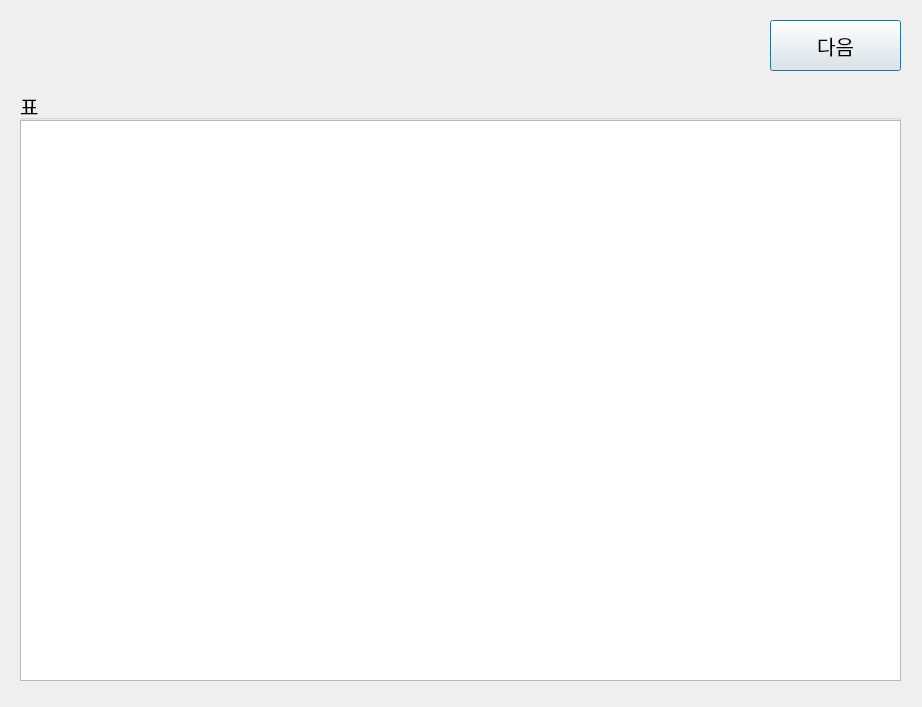
Old version of the form semi_project/Design/4/3_second_option.ui in the repository koreanbulbasaur/Project.
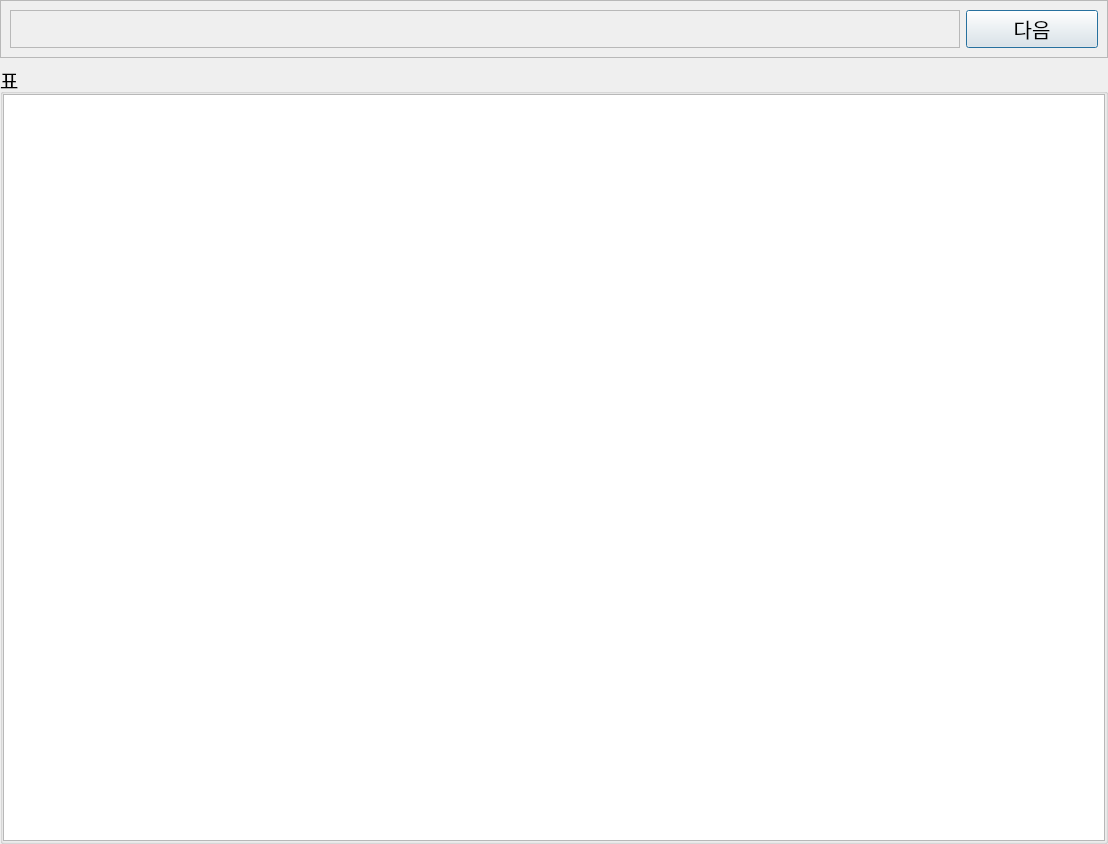
New version of the form.

```diff
--- a/semi_project/Design/4/3_second_option.ui
+++ b/semi_project/Design/4/3_second_option.ui
@@ -6,22 +6,28 @@
    <rect>
     <x>0</x>
     <y>0</y>
-    <width>922</width>
-    <height>707</height>
+    <width>1108</width>
+    <height>844</height>
    </rect>
   </property>
   <property name="windowTitle">
    <string>second_option</string>
   </property>
+  <layout class="QGridLayout" name="gridLayout">
+   <property name="leftMargin">
+    <number>0</number>
+   </property>
+   <property name="topMargin">
+    <number>0</number>
+   </property>
+   <property name="rightMargin">
+    <number>0</number>
+   </property>
+   <property name="bottomMargin">
+    <number>0</number>
+   </property>
+   <item row="1" column="0">
   <widget class="QGroupBox" name="groupBox">
-   <property name="geometry">
-    <rect>
-     <x>20</x>
-     <y>90</y>
-     <width>881</width>
-     <height>591</height>
-    </rect>
-   </property>
    <property name="font">
     <font>
      <pointsize>15</pointsize>
@@ -30,35 +36,75 @@
    <property name="title">
     <string>표</string>
    </property>
-   <widget class="QTableWidget" name="table">
-    <property name="geometry">
-     <rect>
-      <x>0</x>
-      <y>30</y>
-      <width>881</width>
-      <height>561</height>
-     </rect>
-    </property>
-   </widget>
-  </widget>
+     <layout class="QGridLayout" name="gridLayout_2">
+      <property name="leftMargin">
+       <number>0</number>
+      </property>
+      <property name="topMargin">
+       <number>0</number>
+      </property>
+      <property name="rightMargin">
+       <number>0</number>
+      </property>
+      <property name="bottomMargin">
+       <number>0</number>
+      </property>
+      <item row="0" column="0">
+       <widget class="QTableWidget" name="table"/>
+      </item>
+     </layout>
+    </widget>
+   </item>
+   <item row="0" column="0">
+    <widget class="QFrame" name="frame">
+     <property name="frameShape">
+      <enum>QFrame::StyledPanel</enum>
+     </property>
+     <property name="frameShadow">
+      <enum>QFrame::Raised</enum>
+     </property>
+     <layout class="QGridLayout" name="gridLayout_3">
+      <item row="0" column="1">
   <widget class="QPushButton" name="second_next_btn">
-   <property name="geometry">
-    <rect>
-     <x>770</x>
-     <y>20</y>
-     <width>131</width>
-     <height>51</height>
-    </rect>
+        <property name="sizePolicy">
+         <sizepolicy hsizetype="Minimum" vsizetype="Fixed">
+          <horstretch>0</horstretch>
+          <verstretch>0</verstretch>
+         </sizepolicy>
    </property>
    <property name="font">
     <font>
      <pointsize>15</pointsize>
     </font>
    </property>
+        <property name="layoutDirection">
+         <enum>Qt::LeftToRight</enum>
+        </property>
    <property name="text">
     <string>다음</string>
    </property>
   </widget>
+      </item>
+      <item row="0" column="0">
+       <widget class="QFrame" name="frame_2">
+        <property name="minimumSize">
+         <size>
+          <width>950</width>
+          <height>0</height>
+         </size>
+        </property>
+        <property name="frameShape">
+         <enum>QFrame::StyledPanel</enum>
+        </property>
+        <property name="frameShadow">
+         <enum>QFrame::Raised</enum>
+        </property>
+       </widget>
+      </item>
+     </layout>
+    </widget>
+   </item>
+  </layout>
  </widget>
  <resources/>
  <connections/>
```
Lines whose indentation alone changed are shown as unchanged.
